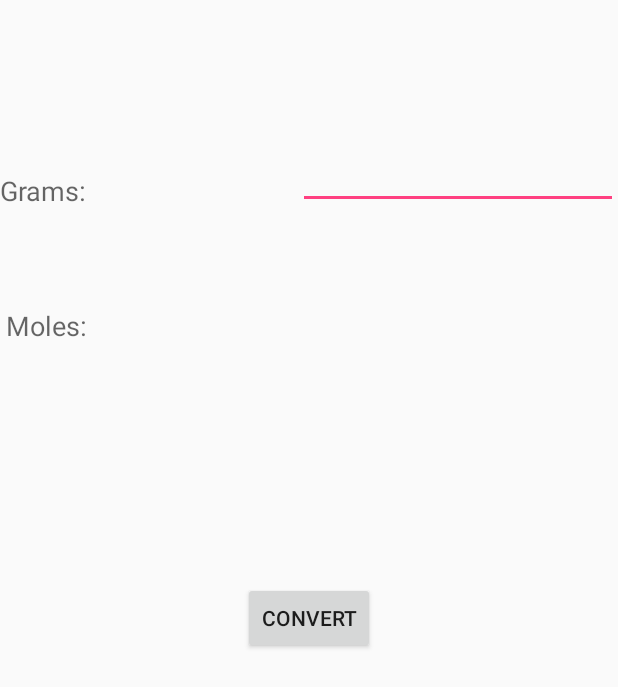
After one commit to tayl/se-chemistry, an Android app: the MoleActivity screen opened directly, with no data from a screen before it, on a phone screen of 412 x 824 dp. The commit adds this screen. Shown: the top 687 px of the screen. Run offline under Robolectric (Android 15) with nearby library versions, the phone set to English and light mode, and no system bars; 1 statement that could not run was skipped.

Commit message:
Added Molar Conversion tool to list view displays

```diff
--- a/ChemWorking/app/src/main/java/example/com/chem/ChemItemListAdapter.java
+++ b/ChemWorking/app/src/main/java/example/com/chem/ChemItemListAdapter.java
@@ -10,7 +10,6 @@ import android.widget.BaseAdapter;
 import android.widget.Filter;
 import android.widget.Filterable;
 import android.widget.TextView;
-
 import java.util.ArrayList;
 import java.util.List;
 
--- a/ChemWorking/app/src/main/java/example/com/chem/MainActivity.java
+++ b/ChemWorking/app/src/main/java/example/com/chem/MainActivity.java
@@ -1,4 +1,8 @@
 package example.com.chem;
+
+/**
+ * Created by robertvalladares on 3/14/16.
+ */
 
 import android.app.ActionBar;
 import android.support.v7.app.ActionBarActivity;
--- /dev/null
+++ b/ChemWorking/app/src/main/java/example/com/chem/MoleActivity.java
@@ -0,0 +1,77 @@
+package example.com.chem;
+
+import android.content.Intent;
+import android.os.Bundle;
+import android.app.Activity;
+import android.view.View;
+import android.view.View.OnClickListener;
+import android.widget.Button;
+import android.widget.EditText;
+import android.widget.TextView;
+
+
+/**
+ * Created by robertvalladares on 4/03/16.
+ */
+public class MoleActivity extends Activity {
+
+    Double mChemItemMolarMass = 1.0;
+
+    @Override
+    protected void onCreate(Bundle savedInstanceState) {
+        super.onCreate(savedInstanceState);
+        // Find the layout and it's fields and text boxes
+        setContentView(R.layout.activity_mole);
+        final EditText EditGrams = (EditText) findViewById(R.id.editGrams);
+        final TextView EditMoles = (TextView)findViewById(R.id.editMoles);
+        Button buttonConvert = (Button)findViewById(R.id.buttonConvert);
+        // set the textFields to the corresponding layout items
+        final TextView EditChemItemName = (TextView)findViewById(R.id.textChemName);
+        final TextView EditChemItemFormula = (TextView)findViewById(R.id.textChemItemFormula);
+
+        // read the chemical items parameters passed with the intent
+        Intent intent = getIntent();
+        String ipChemItemName = intent.getStringExtra("ChemItemName");
+        String ipChemItemFormula = intent.getStringExtra("ChemItemFormula");
+        String ipChemItemMolarMass = intent.getStringExtra("ChemItemMolarMass");
+
+        // set the text to be displayed on the top of the activity for chemical name and formula
+        EditChemItemName.setText(ipChemItemName);
+        EditChemItemFormula.setText(ipChemItemFormula);
+        // if the passed molar mass is 0, handle division by 0 here to avoid errors
+        // in molar calculation
+        if((mChemItemMolarMass = Double.parseDouble(ipChemItemMolarMass))== 0){
+            mChemItemMolarMass = 1.0;
+        }
+
+
+        // what to do once the "Convert" button is pressed
+        buttonConvert.setOnClickListener(new OnClickListener() {
+
+            @Override
+            public void onClick(View arg0) {
+                double readGrams;
+                double moles = 0.0;
+                // set the result field "EditMoles" to empty unless
+                // user enters valid input
+                EditMoles.setText(String.valueOf(" "));
+                // get input from users as a double, put it in the grams
+                // prevent the user from converting an empty input
+                if (!(EditGrams.getText().toString().equals(""))){
+                    readGrams = Double.parseDouble(EditGrams.getText().toString());
+                    // transform from grams to moles
+                    moles = readGrams * (1/mChemItemMolarMass);
+                    //moles = readGrams * 0.393700787;
+                    // Set the value of the return in moles
+                    EditMoles.setText(String.valueOf(moles));
+                }
+
+            } // end of public void onClick
+
+        });// end of "buttonConvert.setOnClickListener"
+
+
+    }// end of protected void onCreate
+
+
+} // end of public class MoleActivity
--- /dev/null
+++ b/ChemWorking/app/src/main/res/layout/activity_mole.xml
@@ -0,0 +1,85 @@
+<?xml version="1.0" encoding="utf-8"?>
+<RelativeLayout
+    xmlns:android="http://schemas.android.com/apk/res/android"
+    xmlns:app="http://schemas.android.com/apk/res-auto"
+    xmlns:tools="http://schemas.android.com/tools"
+    android:layout_width="match_parent"
+    android:layout_height="match_parent"
+    android:fitsSystemWindows="true"
+    tools:context=".MoleActivity">
+
+    <TextView
+        android:id="@+id/textGrams"
+        android:layout_width="wrap_content"
+        android:layout_height="wrap_content"
+        android:text="Grams:"
+        android:textAppearance="?android:attr/textAppearanceMedium"
+        android:layout_below="@+id/textChemItemFormula"
+        android:layout_alignParentLeft="true"
+        android:layout_alignParentStart="true"
+        android:layout_marginTop="65dp" />
+
+    <TextView
+        android:id="@+id/textMoles"
+        android:layout_width="wrap_content"
+        android:layout_height="wrap_content"
+        android:layout_marginTop="65dp"
+        android:text="Moles:"
+        android:textAppearance="?android:attr/textAppearanceMedium"
+        android:layout_below="@+id/textGrams"
+        android:layout_alignRight="@+id/textGrams"
+        android:layout_alignEnd="@+id/textGrams" />
+
+    <TextView
+        android:id="@+id/editMoles"
+        android:layout_width="wrap_content"
+        android:layout_height="wrap_content"
+        android:ems="10"
+        android:layout_alignBottom="@+id/textMoles"
+        android:layout_alignLeft="@+id/editGrams"
+        android:layout_alignStart="@+id/editGrams"
+        android:layout_alignTop="@+id/textMoles"
+        android:layout_alignRight="@+id/editGrams"
+        android:layout_alignEnd="@+id/editGrams" />
+
+    <EditText
+        android:id="@+id/editGrams"
+        android:layout_width="wrap_content"
+        android:layout_height="wrap_content"
+        android:layout_alignBottom="@+id/textGrams"
+        android:layout_alignParentRight="true"
+        android:ems="10"
+        android:inputType="numberDecimal"
+        />
+
+    <Button
+        android:id="@+id/buttonConvert"
+        android:layout_width="wrap_content"
+        android:layout_height="wrap_content"
+        android:layout_centerHorizontal="true"
+        android:layout_centerVertical="true"
+        android:text="Convert" />
+
+    <TextView
+        android:layout_width="wrap_content"
+        android:layout_height="wrap_content"
+        android:textAppearance="?android:attr/textAppearanceMedium"
+        android:text="Name"
+        android:id="@+id/textChemName"
+        android:layout_alignParentLeft="true"
+        android:layout_alignParentStart="true"
+        android:layout_alignParentTop="true"
+        android:layout_alignRight="@+id/editGrams"
+        android:layout_alignEnd="@+id/editGrams" />
+
+    <TextView
+        android:layout_width="wrap_content"
+        android:layout_height="wrap_content"
+        android:textAppearance="?android:attr/textAppearanceMedium"
+        android:text="Chemical Formula"
+        android:id="@+id/textChemItemFormula"
+        android:layout_below="@+id/textChemName"
+        android:layout_alignLeft="@+id/textMoles"
+        android:layout_alignStart="@+id/textMoles" />
+
+</RelativeLayout>
--- a/ChemWorking/app/src/main/res/values/strings.xml
+++ b/ChemWorking/app/src/main/res/values/strings.xml
@@ -1,4 +1,5 @@
 <resources>
     <string name="app_name">Chem</string>
     <string name="title_activity_main">MainActivity</string>
+    <string name="title_activity_mole">MoleActivity</string>
 </resources>
```
Also changed, not shown: ChemWorking/app/src/main/AndroidManifest.xml (+5 -2 lines), ChemWorking/app/src/main/java/example/com/chem/ChemItemActivity.java (+48 -4 lines).
